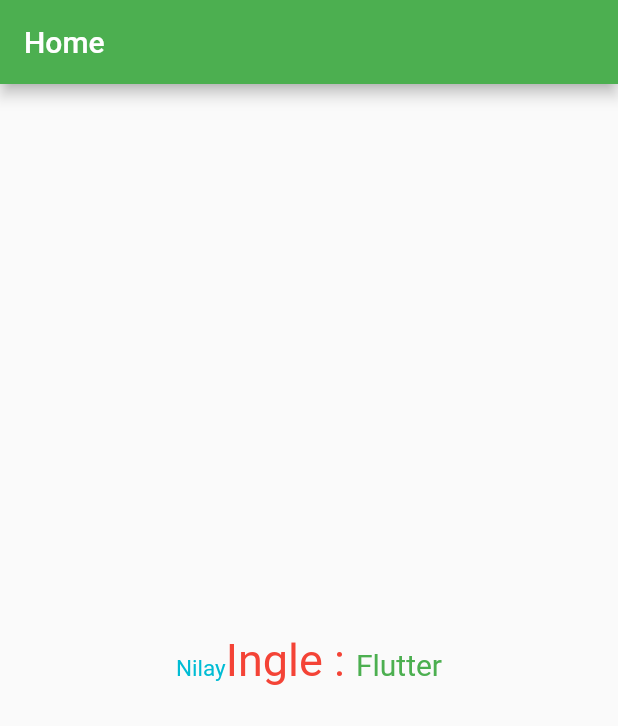
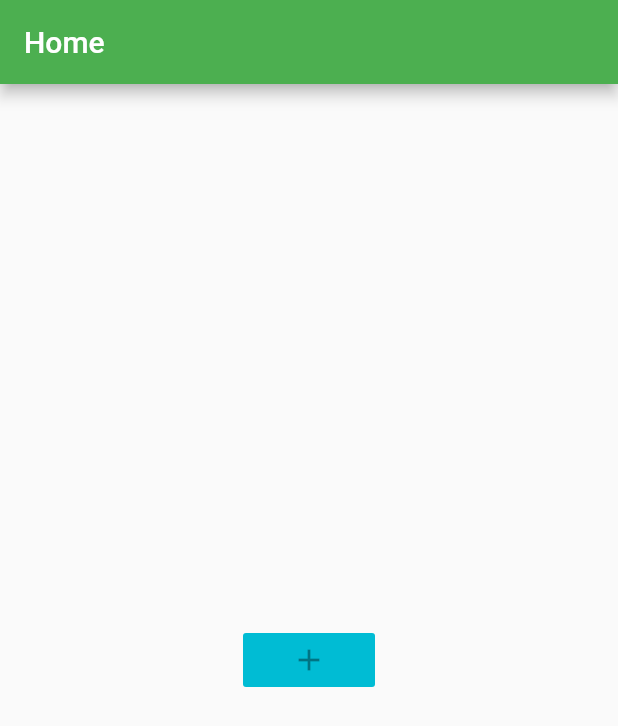
Before and after one commit to nilayingle/FlutterApp, a Flutter app: the screen it shows after launch, on a phone screen of 412 x 824 dp. Shown: the top 726 px of the screen. Run offline on Flutter 3.47's test engine with Material 2 defaults, Android fonts, the phone set to English and light mode, and no system bars; our stand-ins replace toast.

Commit message:
Raised Button Added

```diff
--- a/lib/my_home_app.dart
+++ b/lib/my_home_app.dart
@@ -15,32 +15,42 @@ class _MyHomeState extends State<MyHome> {
         backgroundColor: Colors.green,
       ),
       body: Center(
-        child: RichText(
-          text: TextSpan(
-            text: 'Nilay',
-            style: TextStyle(
-              color: Colors.cyan,
-              fontSize: 15,
-            ),
-            children: <TextSpan>[
-              TextSpan(
-                text: 'Ingle : ',
-                style: TextStyle(
-                  color: Colors.red,
-                  fontSize: 30,
-                ),
-              ),
-              TextSpan(
-                text: 'Flutter',
-                style: TextStyle(
-                  color: Colors.green,
-                  fontSize: 20,
-                ),
-              ),
-            ]
-          ),
+        child: RaisedButton(
+          onPressed: null,
+          child: Icon(Icons.add),
+          color: Colors.red,
+          colorBrightness: Brightness.dark,
+          elevation: 10,
+          disabledColor: Colors.cyan,
         ),
       ),
+      // body: Center(
+      //   child: RichText(
+      //     text: TextSpan(
+      //       text: 'Nilay',
+      //       style: TextStyle(
+      //         color: Colors.cyan,
+      //         fontSize: 15,
+      //       ),
+      //       children: <TextSpan>[
+      //         TextSpan(
+      //           text: 'Ingle : ',
+      //           style: TextStyle(
+      //             color: Colors.red,
+      //             fontSize: 30,
+      //           ),
+      //         ),
+      //         TextSpan(
+      //           text: 'Flutter',
+      //           style: TextStyle(
+      //             color: Colors.green,
+      //             fontSize: 20,
+      //           ),
+      //         ),
+      //       ]
+      //     ),
+      //   ),
+      // ),
       // body: Center(
       //   child: Text(
       //     'Nilay Ingle',
```
